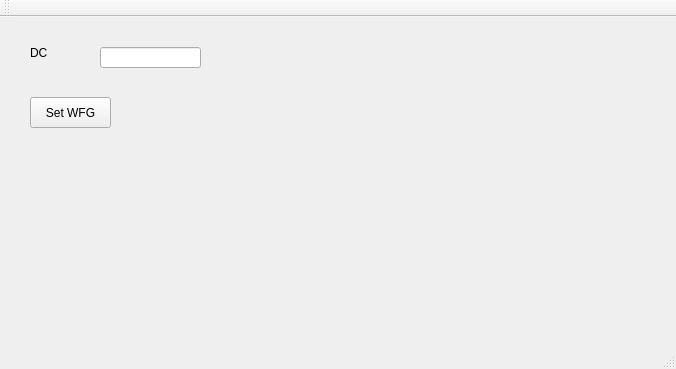
Old version of the form mainwindow.ui in the repository TripletESR/DAQ_GUI.
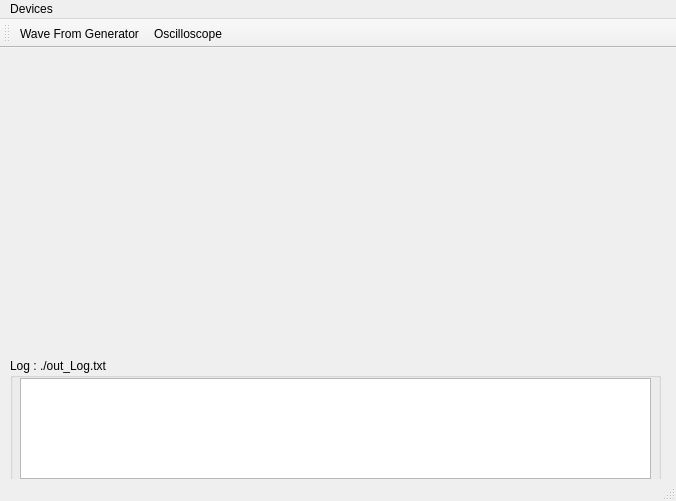
New version of the form. Custom widgets are drawn as their Qt base class.

Commit message: make SCPI class, add devices dialog

Diff of the .ui file:
```diff
--- a/mainwindow.ui
+++ b/mainwindow.ui
@@ -7,7 +7,7 @@
     <x>0</x>
     <y>0</y>
     <width>676</width>
-    <height>369</height>
+    <height>501</height>
    </rect>
   </property>
   <property name="windowTitle">
@@ -17,48 +17,35 @@
    <widget class="QCustomPlot" name="widget" native="true">
     <property name="geometry">
      <rect>
-      <x>30</x>
-      <y>139</y>
-      <width>401</width>
-      <height>161</height>
+      <x>220</x>
+      <y>10</y>
+      <width>441</width>
+      <height>301</height>
      </rect>
     </property>
    </widget>
-   <widget class="QPushButton" name="pushButton_WFG">
+   <widget class="QGroupBox" name="groupBox">
     <property name="geometry">
      <rect>
-      <x>30</x>
-      <y>80</y>
-      <width>81</width>
-      <height>31</height>
+      <x>10</x>
+      <y>310</y>
+      <width>651</width>
+      <height>131</height>
      </rect>
     </property>
-    <property name="text">
-     <string>Set WFG</string>
+    <property name="title">
+     <string>Log : ./out_Log.txt</string>
     </property>
-   </widget>
-   <widget class="QLineEdit" name="lineEdit_DC">
-    <property name="geometry">
-     <rect>
-      <x>100</x>
-      <y>30</y>
-      <width>101</width>
-      <height>21</height>
-     </rect>
-    </property>
-   </widget>
-   <widget class="QLabel" name="label">
-    <property name="geometry">
-     <rect>
-      <x>30</x>
-      <y>30</y>
-      <width>50</width>
-      <height>12</height>
-     </rect>
-    </property>
-    <property name="text">
-     <string>DC</string>
-    </property>
+    <widget class="QPlainTextEdit" name="plainTextEdit">
+     <property name="geometry">
+      <rect>
+       <x>10</x>
+       <y>20</y>
+       <width>631</width>
+       <height>101</height>
+      </rect>
+     </property>
+    </widget>
    </widget>
   </widget>
   <widget class="QMenuBar" name="menuBar">
@@ -70,6 +57,12 @@
      <height>21</height>
     </rect>
    </property>
+   <widget class="QMenu" name="menuDevice">
+    <property name="title">
+     <string>Devices</string>
+    </property>
+   </widget>
+   <addaction name="menuDevice"/>
   </widget>
   <widget class="QToolBar" name="mainToolBar">
    <attribute name="toolBarArea">
@@ -78,8 +71,20 @@
    <attribute name="toolBarBreak">
     <bool>false</bool>
    </attribute>
+   <addaction name="actionWave_From_Generator"/>
+   <addaction name="actionOscilloscope"/>
   </widget>
   <widget class="QStatusBar" name="statusBar"/>
+  <action name="actionWave_From_Generator">
+   <property name="text">
+    <string>Wave From Generator</string>
+   </property>
+  </action>
+  <action name="actionOscilloscope">
+   <property name="text">
+    <string>Oscilloscope</string>
+   </property>
+  </action>
  </widget>
  <layoutdefault spacing="6" margin="11"/>
  <customwidgets>
```
The commit also changes 18 other files.
